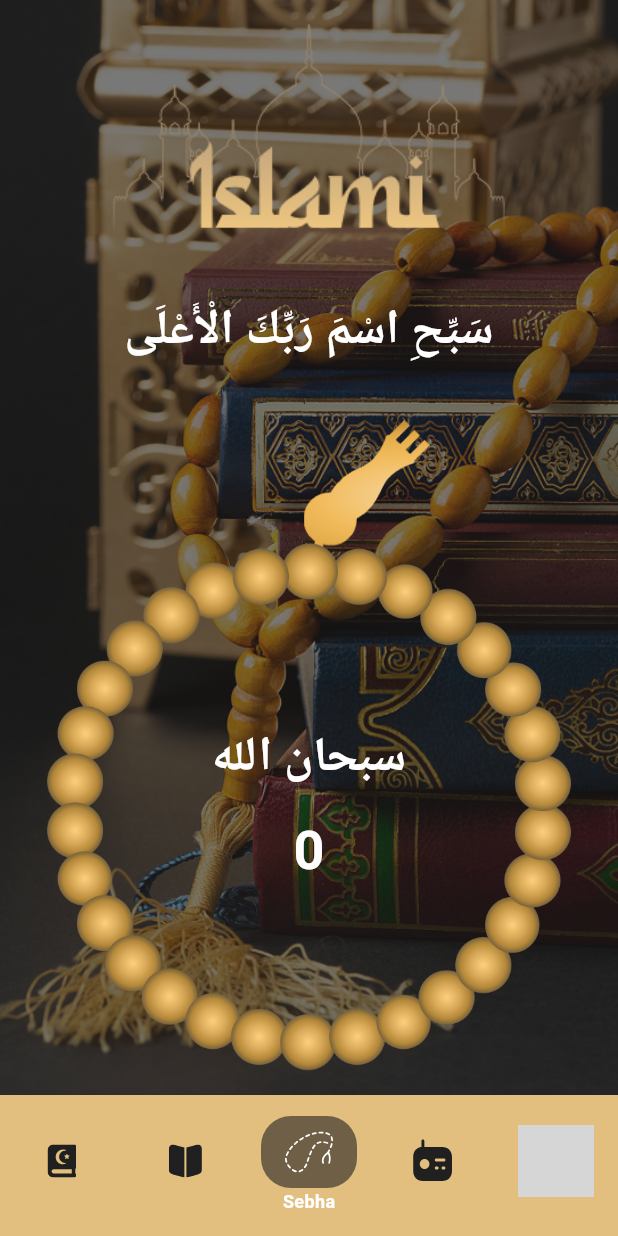
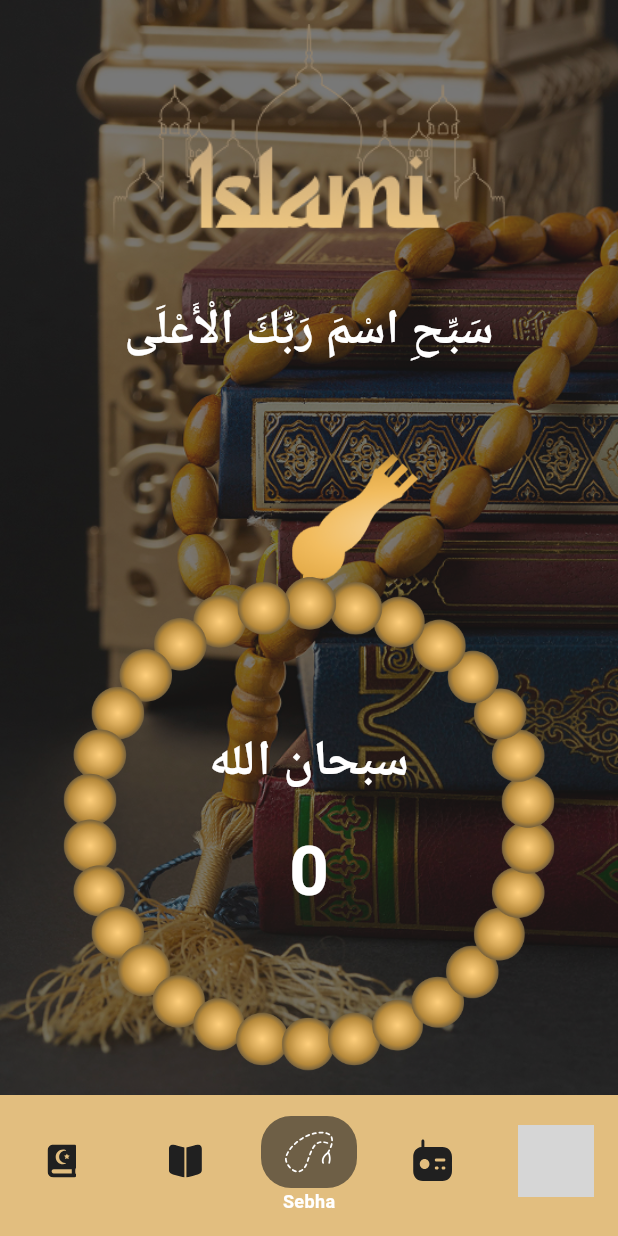
Before and after one commit to Ahmed-Elmekawy/Islami_App, a Flutter app: the HomeView screen opened by its route, item 3 of the bottom bar chosen, on a phone screen of 412 x 824 dp. Run offline on Flutter 3.47's test engine with Material 3 defaults, Android fonts, the phone set to English and light mode, and no system bars; our stand-ins replace carousel_slider, dio, flutter_bloc, flutter_svg, just_audio, shared_preferences and 1 more; accounts and stored records are empty; network calls fail; grey boxes are pictures that could not be loaded.

Commit message:
Handling sebha counter's responsive

```diff
--- a/lib/features/home/presentation/views/tabs/sebha/widgets/sebha_counter.dart
+++ b/lib/features/home/presentation/views/tabs/sebha/widgets/sebha_counter.dart
@@ -13,18 +13,26 @@ class SebhaCounter extends StatelessWidget {
     return BlocBuilder<SebhaCubit, SebhaStates>(
       builder: (context, state) {
         SebhaCubit cubit = SebhaCubit.get(context);
+        double screenWidth = context.screenWidth;
+        double screenHeight = context.screenHeight;
+        double baseSize = screenWidth * 0.8;
+        if (baseSize > screenHeight * 0.4) {
+          baseSize = screenHeight * 0.4;
+        }
+
         return GestureDetector(
           onTap: cubit.onSebhaClick,
+          behavior: HitTestBehavior.opaque,
           child: Stack(
             alignment: Alignment.center,
             clipBehavior: Clip.none,
             children: [
               Positioned(
-                top: -context.screenHeight * 0.1,
-                right: context.screenWidth * 0.23,
+                top: -baseSize * 0.25,
+                right: baseSize * 0.28,
                 child: Image.asset(
                   AppImages.headOfSebeha,
-                  height: context.screenHeight * 0.12,
+                  height: baseSize * 0.3,
                 ),
               ),
               AnimatedRotation(
@@ -32,21 +40,29 @@ class SebhaCounter extends StatelessWidget {
                 duration: const Duration(milliseconds: 300),
                 child: Image.asset(
                   AppImages.sebha,
-                  width: context.screenWidth * 0.85,
+                  width: baseSize,
+                  height: baseSize,
                 ),
               ),
               Column(
                 mainAxisSize: MainAxisSize.min,
                 children: [
-                  Text(
-                    cubit.azkar[cubit.index],
-                    style: Theme.of(context).textTheme.headlineMedium,
-                    textAlign: TextAlign.center,
+                  Padding(
+                    padding: EdgeInsets.symmetric(horizontal: baseSize * 0.1),
+                    child: Text(
+                      cubit.azkar[cubit.index],
+                      style: Theme.of(context).textTheme.headlineMedium?.copyWith(
+                            fontSize: baseSize * 0.1,
+                          ),
+                      textAlign: TextAlign.center,
+                    ),
                   ),
-                  const SizedBox(height: 10),
+                  SizedBox(height: baseSize * 0.04),
                   Text(
                     '${cubit.counter}',
-                    style: Theme.of(context).textTheme.headlineLarge,
+                    style: Theme.of(context).textTheme.headlineLarge?.copyWith(
+                          fontSize: baseSize * 0.14,
+                        ),
                   ),
                 ],
               ),
```
